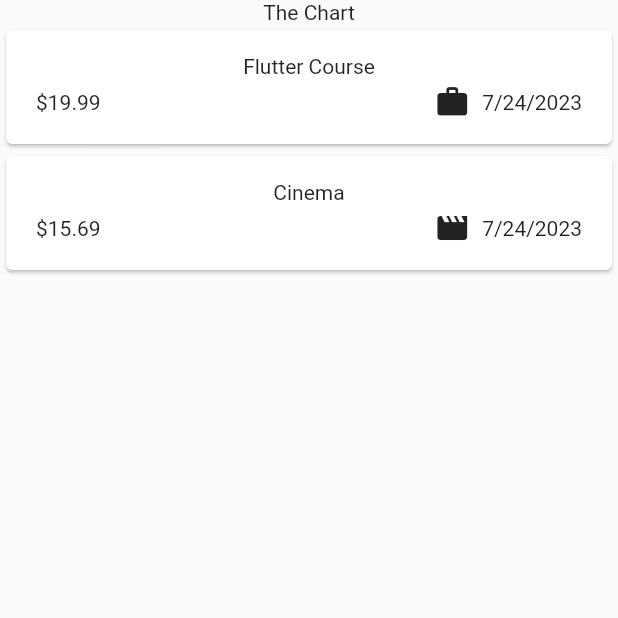
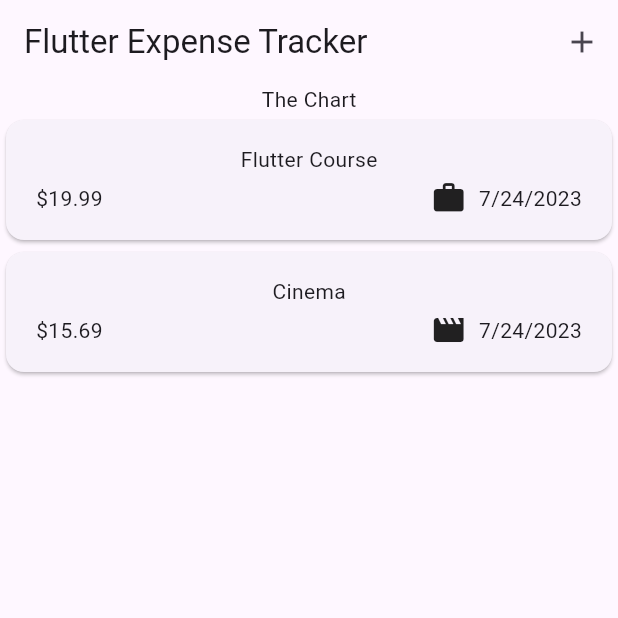
Before and after one commit to fantasy-art/expense_tracker, a Flutter app: the screen it shows after launch, on a phone screen of 412 x 824 dp, the top half of it. Run offline on Flutter 3.47's test engine with Material 2 defaults, Android fonts, the phone set to English and light mode, and no system bars.

Commit message:
setting an AppBar with a title & Action

```diff
--- a/lib/main.dart
+++ b/lib/main.dart
@@ -3,9 +3,10 @@ import 'package:flutter/material.dart';
 
 void main() {
   runApp(
-    const MaterialApp(
+    MaterialApp(
       debugShowCheckedModeBanner: false,
-      home: ExpensesView(),
+      theme: ThemeData(useMaterial3: true),
+      home: const ExpensesView(),
     ),
   );
 }
--- a/lib/views/expenses_view.dart
+++ b/lib/views/expenses_view.dart
@@ -14,6 +14,12 @@ class _ExpensesViewState extends State<ExpensesView> {
   @override
   Widget build(BuildContext context) {
     return Scaffold(
+      appBar: AppBar(
+        title: const Text('Flutter Expense Tracker'),
+        actions: [
+          IconButton(onPressed: () {}, icon: const Icon(Icons.add)),
+        ],
+      ),
       body: Column(
         children: [
           const Text('The Chart'),
```
